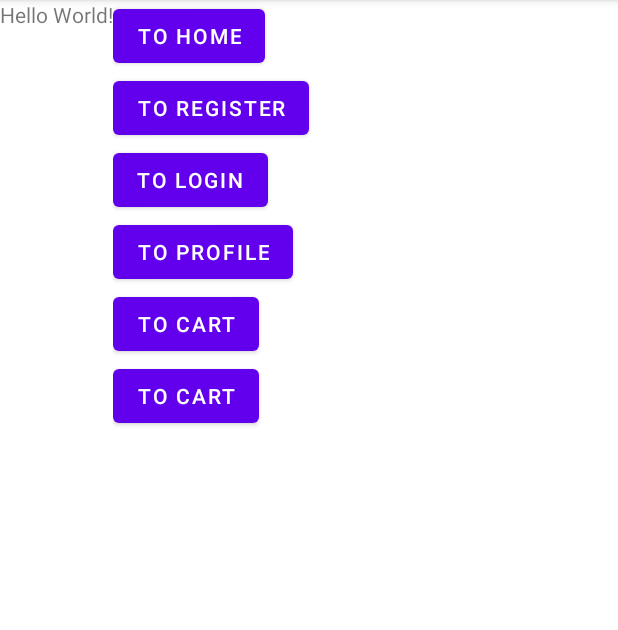
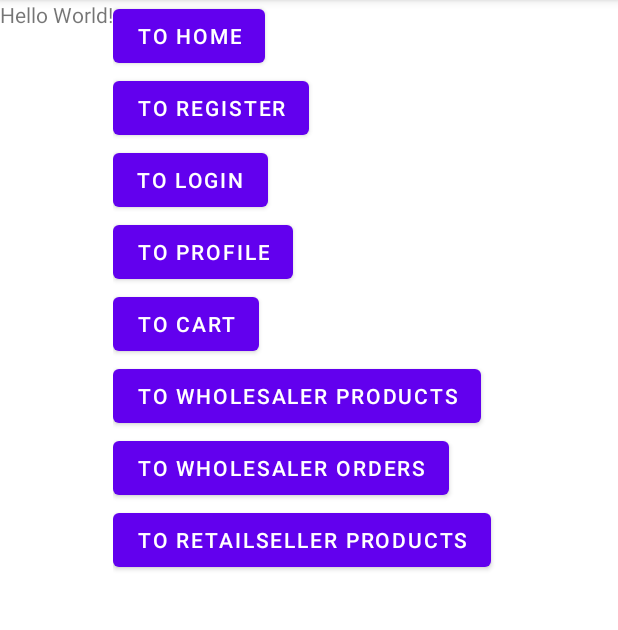
Before and after one commit to AgileTech-WV61/Mobile-app, an Android app: the screen it shows after launch (MainActivity), on a phone screen of 412 x 824 dp, the part 84-714 px from its top. Run offline under Robolectric (Android 15) with nearby library versions, the phone set to English and light mode, and no system bars.

Commit message:
Add: Button to Routes

```diff
--- a/app/src/main/java/com/example/ksero/MainActivity.kt
+++ b/app/src/main/java/com/example/ksero/MainActivity.kt
@@ -48,5 +48,17 @@ class MainActivity : AppCompatActivity() {
             val intent = Intent(this, WholesalerProducts::class.java)
             startActivity(intent)
         }
+
+        val btnToRetailSellerProducts: Button = findViewById(R.id.toRetailSellerProducts)
+        btnToRetailSellerProducts.setOnClickListener {
+            val intent = Intent(this, RetailSellerProductsActivity::class.java)
+            startActivity(intent)
+        }
+
+        val btnToWholesalerOrders: Button = findViewById(R.id.toWholesalerOrders)
+        btnToWholesalerOrders.setOnClickListener {
+            val intent = Intent(this, WholesalerOrdersActivity::class.java)
+            startActivity(intent)
+        }
     }
 }
--- a/app/src/main/res/layout/activity_main.xml
+++ b/app/src/main/res/layout/activity_main.xml
@@ -68,7 +68,25 @@
             android:id="@+id/toWholesalerProducts"
             android:layout_width="wrap_content"
             android:layout_height="wrap_content"
-            android:text="To Cart"
+            android:text="To Wholesaler Products"
+            app:layout_constraintBottom_toBottomOf="parent"
+            app:layout_constraintEnd_toEndOf="parent"
+            app:layout_constraintStart_toStartOf="parent"
+            app:layout_constraintTop_toTopOf="parent" />
+        <Button
+            android:id="@+id/toWholesalerOrders"
+            android:layout_width="wrap_content"
+            android:layout_height="wrap_content"
+            android:text="To Wholesaler Orders"
+            app:layout_constraintBottom_toBottomOf="parent"
+            app:layout_constraintEnd_toEndOf="parent"
+            app:layout_constraintStart_toStartOf="parent"
+            app:layout_constraintTop_toTopOf="parent" />
+        <Button
+            android:id="@+id/toRetailSellerProducts"
+            android:layout_width="wrap_content"
+            android:layout_height="wrap_content"
+            android:text="To Retailseller Products"
             app:layout_constraintBottom_toBottomOf="parent"
             app:layout_constraintEnd_toEndOf="parent"
             app:layout_constraintStart_toStartOf="parent"
```
